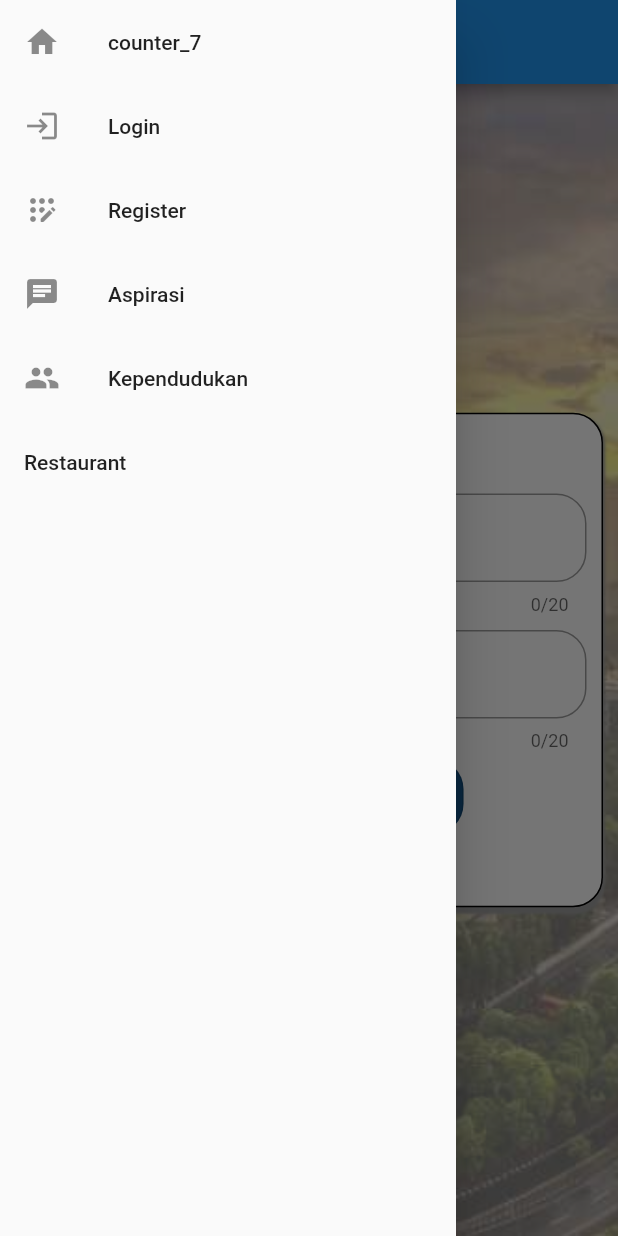
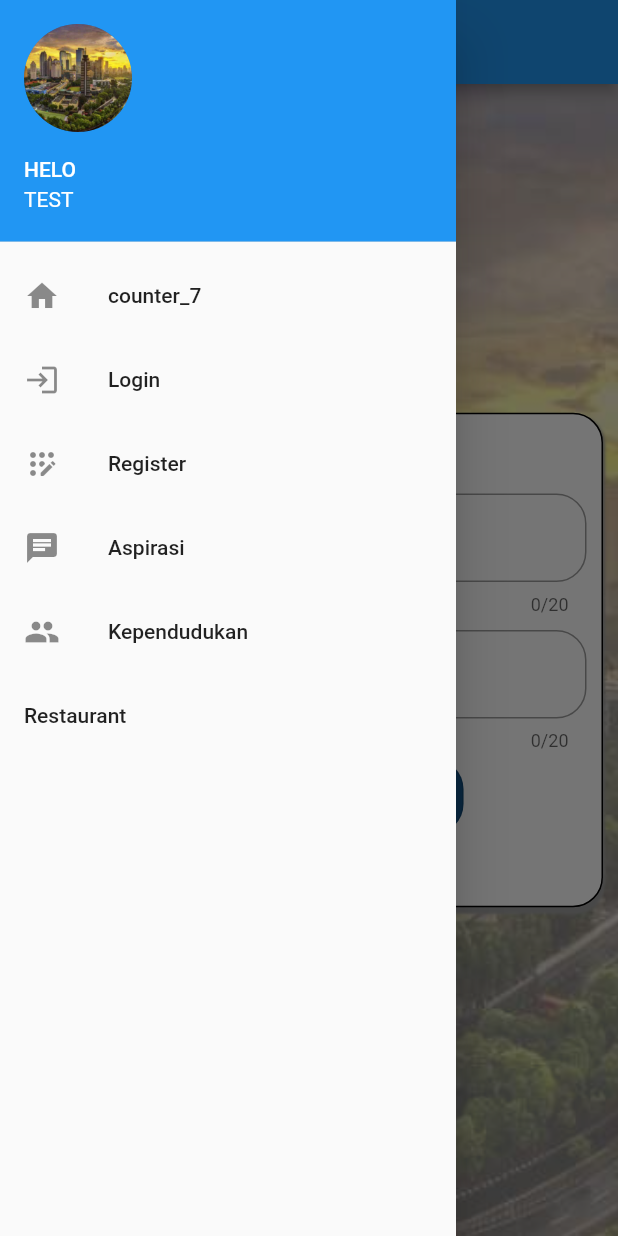
Before and after one commit to depoksmartcity/depoksmartcity-flutter, a Flutter app: the LoginPage screen opened directly, with the side drawer open, on a phone screen of 412 x 824 dp. Run offline on Flutter 3.47's test engine with Material 2 defaults, Android fonts, the phone set to English and light mode, and no system bars; network calls fail.

```diff
--- a/lib/drawer/drawer.dart
+++ b/lib/drawer/drawer.dart
@@ -25,6 +25,15 @@ class _DrawerClassState extends State<DrawerClass> {
       child: ListView(
         padding: EdgeInsets.zero,
         children: [
+          UserAccountsDrawerHeader(
+            currentAccountPicture: CircleAvatar(
+              radius: 50,
+              backgroundImage: AssetImage("lib/assets/kota-depok-login.jpg"),
+            ),
+            accountName: Text("HELO"),
+            accountEmail: Text("TEST"),
+
+          ),
           // Untuk yang menu counter_7
           ListTile(
             leading: Icon(Icons.home),
```
